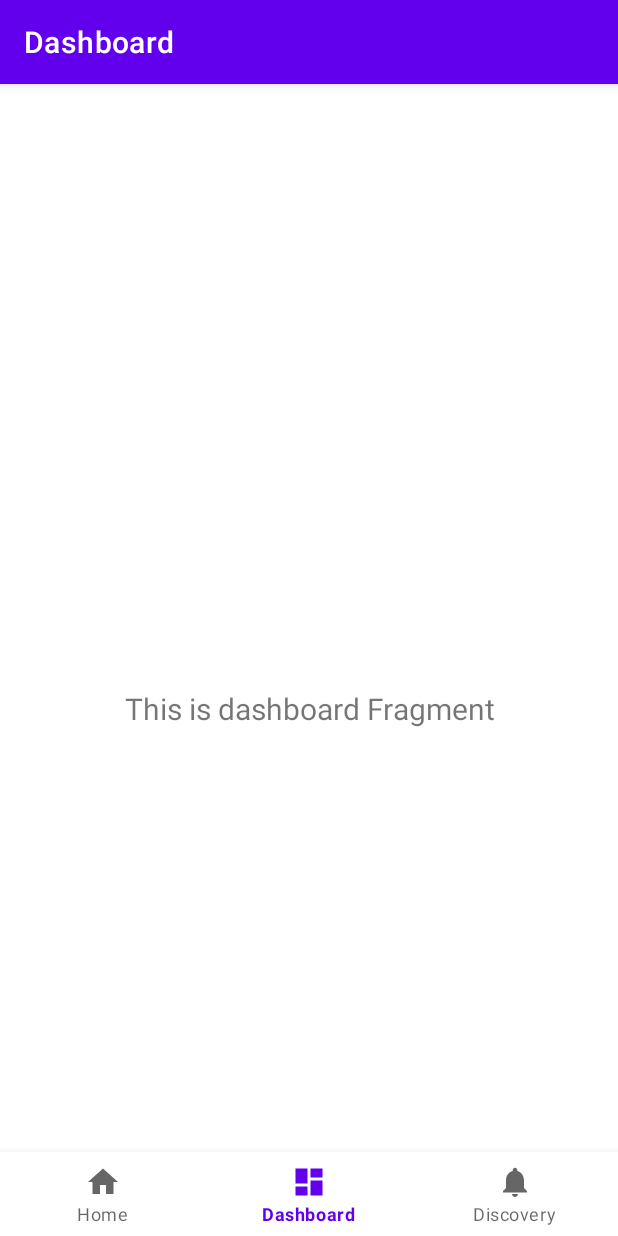
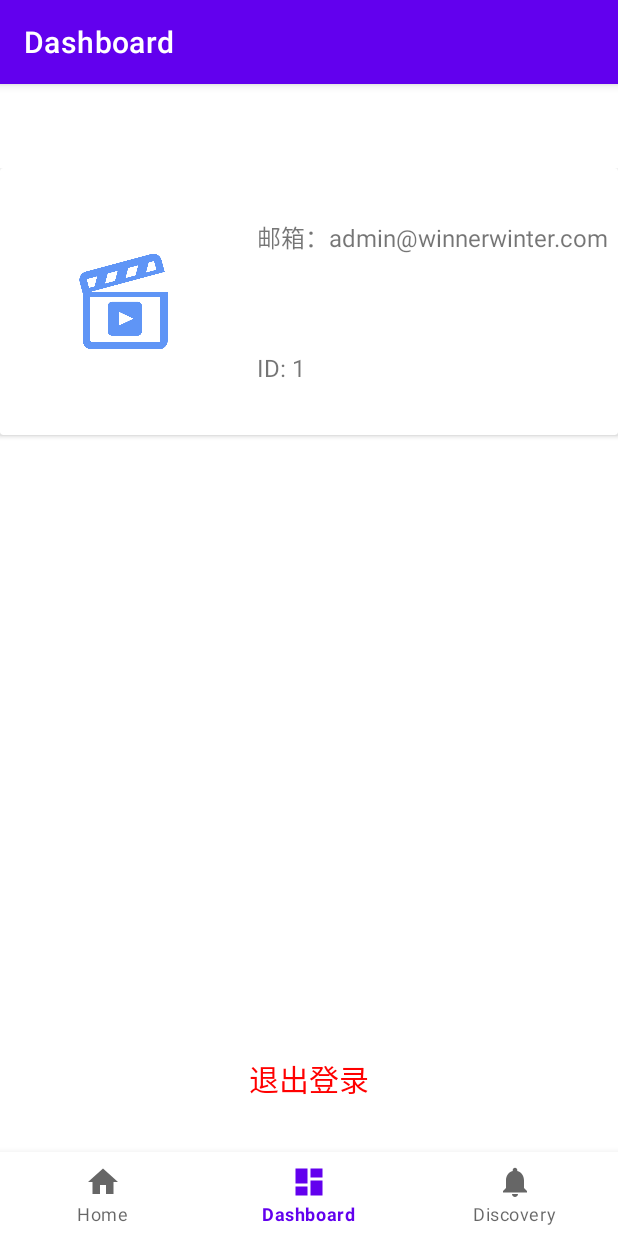
Before and after one commit to rosa-mini-course/rosa-mini-course-android, an Android app: the DashboardFragment screen opened through its navigation route, on a phone screen of 412 x 824 dp. Run offline under Robolectric (Android 15) with nearby library versions, the phone set to English and light mode, and no system bars; our stand-ins replace navigation-ui; libraries missing offline, so code that uses them is left out: com.alibaba.fastjson; 1 statement that could not run was skipped.

Commit message:
feat: 注销功能

```diff
--- a/app/src/main/java/com/winnerwinter/myapplication/ui/dashboard/DashboardFragment.kt
+++ b/app/src/main/java/com/winnerwinter/myapplication/ui/dashboard/DashboardFragment.kt
@@ -1,31 +1,51 @@
 package com.winnerwinter.myapplication.ui.dashboard
 
+import android.content.Intent
 import android.os.Bundle
 import android.view.LayoutInflater
 import android.view.View
 import android.view.ViewGroup
 import android.widget.TextView
+import android.widget.Toast
 import androidx.fragment.app.Fragment
 import androidx.lifecycle.Observer
 import androidx.lifecycle.ViewModelProvider
-import com.winnerwinter.myapplication.R
+import com.winnerwinter.myapplication.*
+import java.util.*
+
 
 class DashboardFragment : Fragment() {
 
     private lateinit var dashboardViewModel: DashboardViewModel
+    private lateinit var userManager: UserManager
+    private lateinit var user: User
+    private lateinit var logout_tv: TextView
 
-    override fun onCreateView(
-            inflater: LayoutInflater,
-            container: ViewGroup?,
-            savedInstanceState: Bundle?
-    ): View? {
-        dashboardViewModel =
-                ViewModelProvider(this).get(DashboardViewModel::class.java)
+    override fun onCreateView(inflater: LayoutInflater, container: ViewGroup?, savedInstanceState: Bundle?): View? {
+        dashboardViewModel = ViewModelProvider(this).get(DashboardViewModel::class.java)
         val root = inflater.inflate(R.layout.fragment_dashboard, container, false)
-        val textView: TextView = root.findViewById(R.id.text_dashboard)
         dashboardViewModel.text.observe(viewLifecycleOwner, Observer {
-            textView.text = it
+
         })
+
+        initData()
+        initTextView(root)
         return root
     }
+
+    private fun initData() {
+        userManager = UserManager.getInstance(context)
+        user = userManager.loadUser()
+    }
+    private fun initTextView(root: View) {
+        logout_tv = root.findViewById(R.id.tv_logout)
+        logout_tv.setOnClickListener {
+            userManager.saveUser(null)
+            MyApplication.shouldLogin = true
+            activity?.finish()
+            val intent = Intent(context, LoginActivity::class.java)
+            startActivity(intent)
+            Toast.makeText(activity, "注销成功", Toast.LENGTH_SHORT).show()
+        }
+    }
 }
--- a/app/src/main/res/layout/fragment_dashboard.xml
+++ b/app/src/main/res/layout/fragment_dashboard.xml
@@ -6,17 +6,81 @@
     android:layout_height="match_parent"
     tools:context=".ui.dashboard.DashboardFragment">
 
+    <androidx.cardview.widget.CardView
+        android:layout_width="match_parent"
+        android:layout_height="0dp"
+        app:layout_constraintBottom_toTopOf="@+id/guideline"
+        app:layout_constraintStart_toStartOf="parent"
+        app:layout_constraintTop_toTopOf="parent" >
+
+        <androidx.constraintlayout.widget.ConstraintLayout
+            android:layout_width="match_parent"
+            android:layout_height="match_parent">
+
+            <ImageView
+                android:id="@+id/headImage"
+                android:layout_width="110dp"
+                android:layout_height="110dp"
+                android:scaleType="centerCrop"
+                android:src="@drawable/avatar"
+                app:layout_constraintBottom_toBottomOf="parent"
+                app:layout_constraintEnd_toStartOf="@+id/guideline2"
+                app:layout_constraintStart_toStartOf="parent"
+                app:layout_constraintTop_toTopOf="parent"
+                tools:src="@drawable/avatar" />
+<!--                tools:src="@tools:sample/avatars" />-->
+
+            <TextView
+                android:id="@+id/tv_useremail"
+                android:layout_width="wrap_content"
+                android:layout_height="wrap_content"
+                android:text="邮箱：admin@winnerwinter.com"
+                android:textSize="16sp"
+                app:layout_constraintBottom_toTopOf="@id/tv_userId"
+                app:layout_constraintEnd_toEndOf="parent"
+                app:layout_constraintStart_toStartOf="@+id/guideline2"
+                app:layout_constraintTop_toTopOf="parent" />
+
+            <TextView
+                android:id="@+id/tv_userId"
+                android:layout_width="wrap_content"
+                android:layout_height="wrap_content"
+                android:layout_marginTop="30dp"
+                android:text="ID: 1"
+                android:textSize="16sp"
+                app:layout_constraintBottom_toBottomOf="parent"
+                app:layout_constraintStart_toStartOf="@+id/tv_useremail"
+                app:layout_constraintTop_toBottomOf="@+id/tv_useremail" />
+
+            <androidx.constraintlayout.widget.Guideline
+                android:id="@+id/guideline2"
+                android:layout_width="wrap_content"
+                android:layout_height="wrap_content"
+                android:orientation="vertical"
+                app:layout_constraintGuide_percent="0.40" />
+
+        </androidx.constraintlayout.widget.ConstraintLayout>
+    </androidx.cardview.widget.CardView>
+
+    <androidx.constraintlayout.widget.Guideline
+        android:id="@+id/guideline"
+        android:layout_width="wrap_content"
+        android:layout_height="wrap_content"
+        android:orientation="horizontal"
+        app:layout_constraintGuide_percent="0.25" />
+
     <TextView
-        android:id="@+id/text_dashboard"
+        android:id="@+id/tv_logout"
         android:layout_width="match_parent"
-        android:layout_height="wrap_content"
-        android:layout_marginStart="8dp"
-        android:layout_marginTop="8dp"
-        android:layout_marginEnd="8dp"
-        android:textAlignment="center"
+        android:layout_height="70dp"
+        android:layout_marginBottom="70dp"
+        android:gravity="center"
+        android:text="退出登录"
+        android:clickable="true"
+        android:background="?android:attr/selectableItemBackground"
+        android:textColor="#FF0000"
         android:textSize="20sp"
         app:layout_constraintBottom_toBottomOf="parent"
         app:layout_constraintEnd_toEndOf="parent"
-        app:layout_constraintStart_toStartOf="parent"
-        app:layout_constraintTop_toTopOf="parent" />
+        app:layout_constraintStart_toStartOf="parent" />
 </androidx.constraintlayout.widget.ConstraintLayout>
```
Also changed, not shown: app/src/main/java/com/winnerwinter/myapplication/LoginActivity.java (+13 -30 lines), app/src/main/java/com/winnerwinter/myapplication/MainActivity.kt (+17 -0 lines), app/src/main/java/com/winnerwinter/myapplication/MyApplication.java (added, +15 -0 lines), app/src/main/res/drawable/avatar.png (added).
